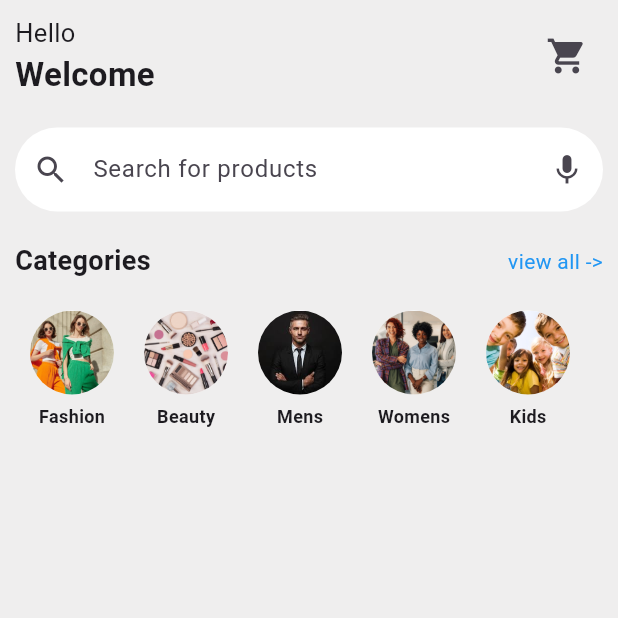
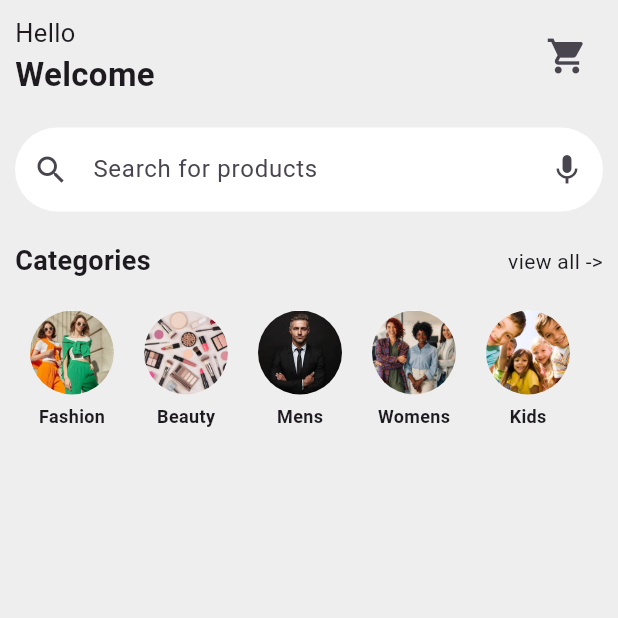
Before and after one commit to Nadia-Islam-Rupa/Full-Stack-E-Commerce-App, a Flutter app: the screen it shows after launch, on a phone screen of 412 x 824 dp, the top half of it. Run offline on Flutter 3.47's test engine with Material 3 defaults, Android fonts, the phone set to English and light mode, and no system bars.

Commit message:
fix: simplify "view all" text style in HomePage

```diff
--- a/lib/pages/home/home_page.dart
+++ b/lib/pages/home/home_page.dart
@@ -58,10 +58,7 @@ class HomePage extends StatelessWidget {
                   "Categories",
                   style: TextStyle(fontSize: 18, fontWeight: FontWeight.bold),
                 ),
-                Text(
-                  "view all ->",
-                  style: TextStyle(fontSize: 14, color: Colors.blue),
-                ),
+                Text("view all ->", style: TextStyle(fontSize: 14)),
               ],
             ),
             SizedBox(height: 20),
```
